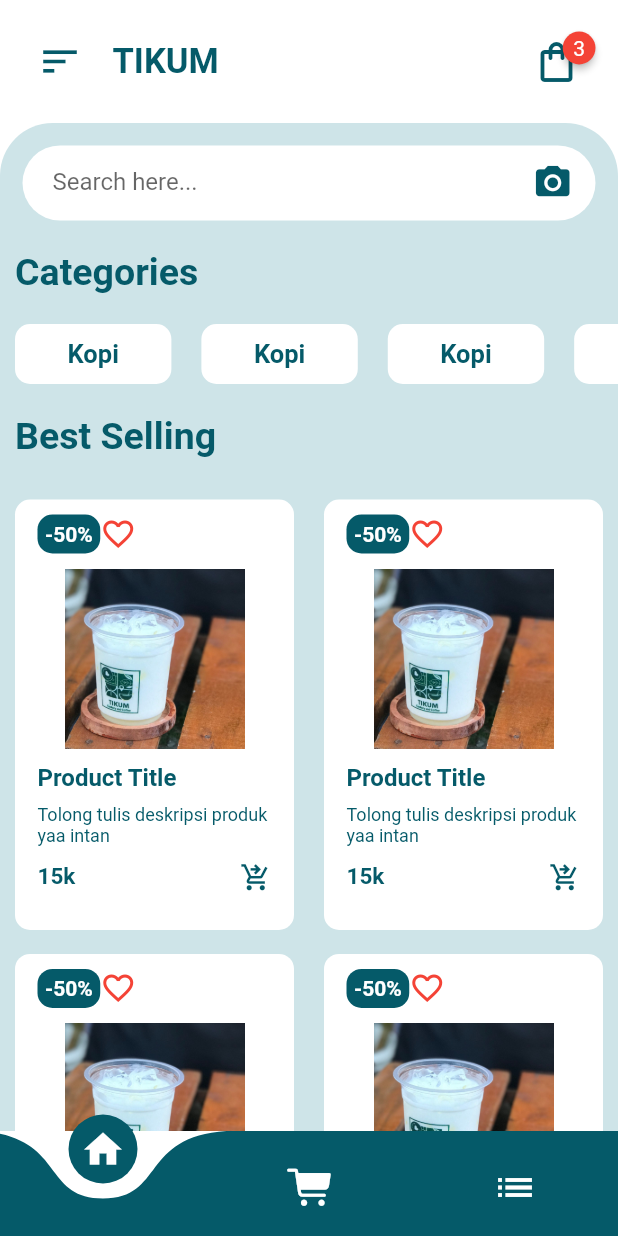
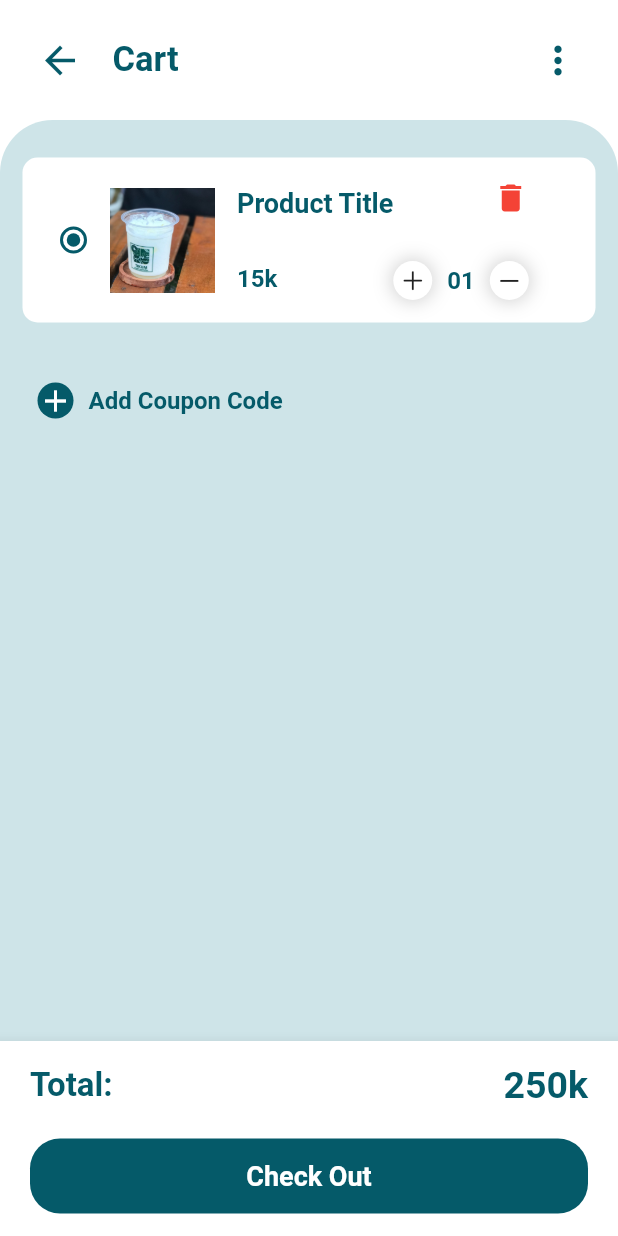
Before and after one commit to Tikumitikal/tikum_mobile, a Flutter app: the screen it shows after launch, after a tap on the "shopping bag" icon, on a phone screen of 412 x 824 dp. Run offline on Flutter 3.47's test engine with Material 2 defaults, Android fonts, the phone set to English and light mode, and no system bars; drawn by our look-alikes of badges, curved_navigation_bar.

Commit message:
feat(ui) : cart (page, app bar, bottom nav bar, item samples)

```diff
--- a/lib/main.dart
+++ b/lib/main.dart
@@ -1,10 +1,10 @@
 import 'package:flutter/material.dart';
+import 'package:tikum_mobile/pages/CartPage.dart';
 import 'package:tikum_mobile/pages/HomePage.dart';
 
 void main() => runApp(MyApp());
 
 class MyApp extends StatelessWidget {
-
   @override
   Widget build(BuildContext context) {
     return MaterialApp(
@@ -13,7 +13,8 @@
         scaffoldBackgroundColor: Colors.white,
       ),
       routes: {
-        "/":(context) => HomePage()
+        "/": (context) => HomePage(),
+        "cartPage": (context) => CartPage(),
       },
     );
   }
--- /dev/null
+++ b/lib/pages/CartPage.dart
@@ -0,0 +1,64 @@
+import 'package:flutter/material.dart';
+
+import '../widgets/CartAppBar.dart';
+import '../widgets/CartBottomNavBar.dart';
+import '../widgets/CartItemSamples.dart';
+
+class CartPage extends StatelessWidget {
+  const CartPage({super.key});
+
+  @override
+  Widget build(BuildContext context) {
+    return Scaffold(
+      body: ListView(
+        children: [
+          CartAppBar(),
+          Container(
+            // Temporary height
+            height: 700,
+            padding: EdgeInsets.only(top: 15),
+            decoration: BoxDecoration(
+              color: Color.fromRGBO(206, 228, 232, 1),
+              borderRadius: BorderRadius.only(
+                topLeft: Radius.circular(35),
+                topRight: Radius.circular(35),
+              ),
+            ),
+            child: Column(children: [
+              CartItemSamples(),
+              Container(
+                //decoration:
+                //BoxDecoration(borderRadius: BorderRadius.circular(10)),
+                margin: EdgeInsets.symmetric(vertical: 20, horizontal: 15),
+                padding: EdgeInsets.all(10),
+                child: Row(children: [
+                  Container(
+                    decoration: BoxDecoration(
+                      color: Color.fromRGBO(5, 90, 105, 1.000),
+                      borderRadius: BorderRadius.circular(20),
+                    ),
+                    child: Icon(
+                      Icons.add,
+                      color: Colors.white,
+                    ),
+                  ),
+                  Padding(
+                    padding: EdgeInsets.symmetric(horizontal:10),
+                    child: Text(
+                      "Add Coupon Code",
+                      style: TextStyle(
+                          color: Color.fromRGBO(5, 90, 105, 1.000),
+                          fontWeight: FontWeight.bold,
+                          fontSize: 16),
+                    ),
+                  )
+                ]),
+              )
+            ]),
+          )
+        ],
+      ),
+      bottomNavigationBar: CartBottomNavBar(),
+    );
+  }
+}
--- /dev/null
+++ b/lib/widgets/CartAppBar.dart
@@ -0,0 +1,44 @@
+import 'package:flutter/material.dart';
+
+class CartAppBar extends StatelessWidget {
+  const CartAppBar({super.key});
+
+  @override
+  Widget build(BuildContext context) {
+    return Container(
+      color: Colors.white,
+      padding: EdgeInsets.all(25),
+      child: Row(
+        children: [
+          InkWell(
+            onTap: () {
+              // balik dari halaman chart ke halaman sebelumnya
+              Navigator.pop(context);
+            },
+            child: Icon(
+              Icons.arrow_back,
+              size: 30,
+              color: Color.fromRGBO(5, 90, 105, 1.000),
+            ),
+          ),
+          Padding(
+            padding: EdgeInsets.only(left: 20),
+            child: Text(
+              "Cart",
+              style: TextStyle(
+                  fontSize: 23,
+                  fontWeight: FontWeight.bold,
+                  color: Color.fromRGBO(5, 90, 105, 1.000)),
+            ),
+          ),
+          Spacer(),
+          Icon(
+            Icons.more_vert,
+            size: 30,
+            color: Color.fromRGBO(5, 90, 105, 1.000),
+          )
+        ],
+      ),
+    );
+  }
+}
--- /dev/null
+++ b/lib/widgets/CartBottomNavBar.dart
@@ -0,0 +1,57 @@
+import 'package:flutter/material.dart';
+
+class CartBottomNavBar extends StatelessWidget {
+  const CartBottomNavBar({super.key});
+
+  @override
+  Widget build(BuildContext context) {
+    return BottomAppBar(
+      child: Container(
+        padding: EdgeInsets.symmetric(horizontal: 20, vertical: 15),
+        height: 130,
+        child: Column(
+          mainAxisAlignment: MainAxisAlignment.spaceBetween,
+          children: [
+            Row(
+              mainAxisAlignment: MainAxisAlignment.spaceBetween,
+              children: [
+                Text(
+                  "Total:",
+                  style: TextStyle(color: Color.fromRGBO(5, 90, 105, 1.000),
+                  fontSize: 22,
+                  fontWeight: FontWeight.bold,
+                  ),
+                ),
+                Text(
+                  "250\k",
+                  style: TextStyle(
+                    fontWeight: FontWeight.bold,
+                    fontSize: 25,
+                    color: Color.fromRGBO(5, 90, 105, 1.000)
+                  ),
+                )
+              ],
+            ),
+            Container(
+              alignment: Alignment.center,
+              height: 50,
+              width: double.infinity,
+              decoration: BoxDecoration(
+                color: Color.fromRGBO(5, 90, 105, 1.000),
+                borderRadius: BorderRadius.circular(20),
+              ),
+              child: Text(
+                "Check Out",
+                style: TextStyle(
+                  fontSize: 18,
+                  fontWeight: FontWeight.bold,
+                  color: Colors.white,
+                ),
+              ),
+            )
+          ],
+        ),
+      ),
+    );
+  }
+}
--- /dev/null
+++ b/lib/widgets/CartItemSamples.dart
@@ -0,0 +1,119 @@
+import 'package:flutter/cupertino.dart';
+import 'package:flutter/material.dart';
+
+class CartItemSamples extends StatelessWidget {
+  const CartItemSamples({super.key});
+
+  @override
+  Widget build(BuildContext context) {
+    return Column(
+      children: [
+        Container(
+          height: 110,
+          margin: EdgeInsets.symmetric(horizontal: 15, vertical: 10),
+          padding: EdgeInsets.all(10),
+          decoration: BoxDecoration(
+            color: Colors.white,
+            borderRadius: BorderRadius.circular(10),
+          ),
+          child: Row(children: [
+            Radio(
+              value: "",
+              groupValue: "",
+              activeColor: Color.fromRGBO(5, 90, 105, 1.000),
+              onChanged: (index) {},
+            ),
+            Container(
+              height: 70,
+              width: 70,
+              margin: EdgeInsets.only(right: 15),
+              child: Image.asset("assets/contoh.jpg"),
+            ),
+            Padding(
+              padding: EdgeInsets.symmetric(vertical: 10),
+              child: Column(
+                crossAxisAlignment: CrossAxisAlignment.start,
+                mainAxisAlignment: MainAxisAlignment.spaceBetween,
+                children: [
+                  Text("Product Title",
+                  style: TextStyle(
+                    fontSize: 18,
+                    fontWeight: FontWeight.bold,
+                    color: Color.fromRGBO(5, 90, 105, 1.000),
+                  ),),
+                  Text("15\k",
+                  style: TextStyle(
+                    fontSize: 16,
+                    fontWeight: FontWeight.bold,
+                    color: Color.fromRGBO(5, 90, 105, 1.000)
+                  ),)
+                ],
+              ),
+            ),
+
+            //Spacer(),
+            Padding(padding: EdgeInsets.symmetric(vertical: 5),
+            child: Column(
+              crossAxisAlignment: CrossAxisAlignment.end,
+              mainAxisAlignment: MainAxisAlignment.spaceBetween,
+              children: [
+                Icon(
+                  Icons.delete,
+                  color: Colors.red,
+                ),
+                Row(
+                  children: [
+                    Container(
+                      padding: EdgeInsets.all(4),
+                      decoration: BoxDecoration(
+                        color: Colors.white,
+                        borderRadius: BorderRadius.circular(20),
+                        boxShadow: [
+                          BoxShadow(
+                            color: Colors.grey.withOpacity(0.5),
+                            spreadRadius: 1,
+                            blurRadius: 10,
+                          ),
+                        ]
+                      ),
+                      child: Icon(
+                        CupertinoIcons.plus,
+                        size: 18,
+                      ),
+                    ),
+                    Container(
+                      margin: EdgeInsets.symmetric(horizontal: 10),
+                      child: Text("01", style: TextStyle(
+                        fontSize: 16,
+                        fontWeight: FontWeight.bold,
+                        color: Color.fromRGBO(5, 90, 105, 1.000)
+                      ),),
+                    ),
+                    Container(
+                      padding: EdgeInsets.all(4),
+                      decoration: BoxDecoration(
+                        color: Colors.white,
+                        borderRadius: BorderRadius.circular(20),
+                        boxShadow: [
+                          BoxShadow(
+                            color: Colors.grey.withOpacity(0.5),
+                            spreadRadius: 1,
+                            blurRadius: 10,
+                          ),
+                        ]
+                      ),
+                      child: Icon(
+                        CupertinoIcons.minus,
+                        size: 18,
+                      ),
+                    )
+                  ],
+                )
+              ],
+            ),)
+          ]),
+        )
+      ],
+    );
+  }
+}
--- a/lib/widgets/HomeAppBar.dart
+++ b/lib/widgets/HomeAppBar.dart
@@ -37,7 +37,10 @@
               ),
             ),
             child: InkWell(
-              onTap: () {},
+              onTap: () {
+                Navigator.pushNamed(context, "cartPage");
+
+              },
               child: Icon(
                 Icons.shopping_bag_outlined,
                 size: 32,
@@ -47,6 +50,7 @@
             badgeStyle: badges.BadgeStyle(
               badgeColor: Colors.red,
               padding: EdgeInsets.all(7),
+
             ),
           ),
         ],
```
